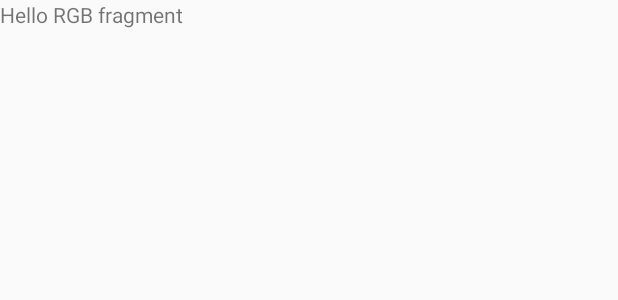
After one commit to alexsmbaratti/Spectrum, an Android app: the layout fragment_rgb.xml on its own in the app's theme, with its tools: preview values and no code run, on a phone screen of 412 x 824 dp. The commit adds this screen. Shown: the top 300 px of the screen. Run offline under Robolectric (Android 15) with nearby library versions, the phone set to English and light mode, and no system bars.

Commit message:
Added fragment programmically

```diff
--- /dev/null
+++ b/app/src/main/res/layout/fragment_rgb.xml
@@ -0,0 +1,13 @@
+<FrameLayout xmlns:android="http://schemas.android.com/apk/res/android"
+    xmlns:tools="http://schemas.android.com/tools"
+    android:layout_width="match_parent"
+    android:layout_height="match_parent"
+    tools:context="com.techtalk4geeks.ibis.RGBFragment">
+
+    <!-- TODO: Update blank fragment layout -->
+    <TextView
+        android:layout_width="match_parent"
+        android:layout_height="match_parent"
+        android:text="@string/hello_rgb_fragment" />
+
+</FrameLayout>
--- a/app/src/main/res/values/strings.xml
+++ b/app/src/main/res/values/strings.xml
@@ -91,5 +91,8 @@
     </string>
 
     <!-- TODO: Remove or change this placeholder text -->
-    <string name="hello_blank_fragment">Hello blank fragment</string>
+    <string name="hello_rgb_fragment">Hello RGB fragment</string>
+    <string name="hello_hex_fragment">Hello Hex fragment</string>
+    <string name="hello_hsl_fragment">Hello HSL fragment</string>
+    <string name="hello_cmyk_fragment">Hello CMYK fragment</string>
 </resources>
```
Also changed, not shown: app/src/main/java/com/techtalk4geeks/ibis/HexFragment.java (added, +19 -0 lines), app/src/main/java/com/techtalk4geeks/ibis/MainActivity.java (+12 -0 lines), app/src/main/java/com/techtalk4geeks/ibis/RGBFragment.java (added, +18 -0 lines), app/src/main/res/layout/activity_main.xml (+11 -4 lines), app/src/main/res/layout/fragment_hex.xml (added, +13 -0 lines).
